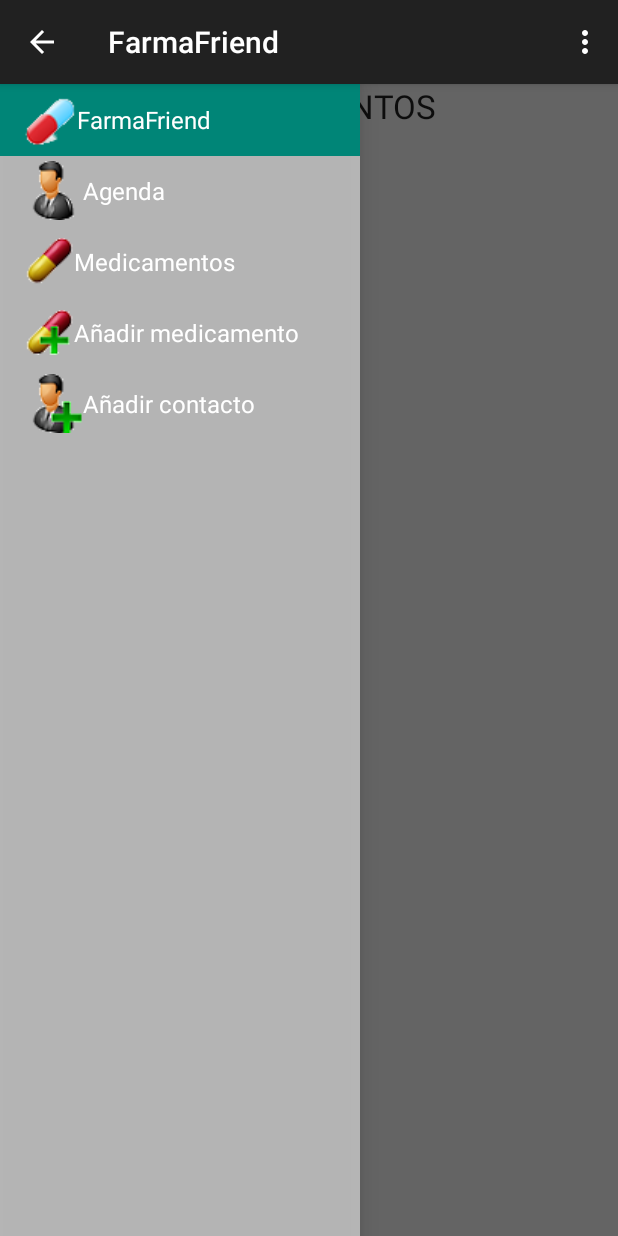
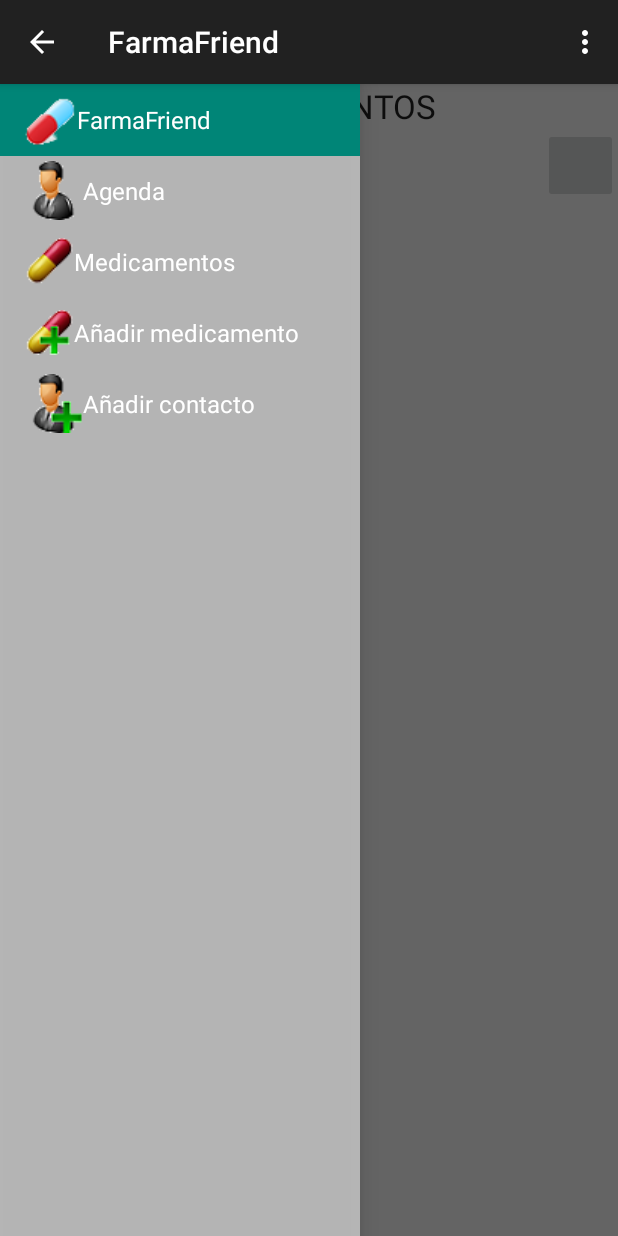
Before and after one commit to farmaFriend/FarmaProyecto, an Android app: the fragment Lista_medicamento placed in its activity, on a phone screen of 412 x 824 dp. Run offline under Robolectric (Android 15) with nearby library versions, the phone set to English and light mode, and no system bars; 2 statements that could not run were skipped.

Commit message:
Coger cambios

```diff
--- a/app/src/main/java/com/example/ixtilion/proyecto/CustomArrayAdapter.java
+++ b/app/src/main/java/com/example/ixtilion/proyecto/CustomArrayAdapter.java
@@ -42,7 +42,7 @@ public class CustomArrayAdapter extends ArrayAdapter<Contacto> {
 
         linea1.setText(contactos.get(position).getName());
         linea2.setText(contactos.get(position).getPhone());
-        imageView.setImageResource(R.drawable.agenda);
+        imageView.setImageResource(R.drawable.personal);
 
         imageView2.setOnClickListener(new View.OnClickListener() {
 
--- a/app/src/main/res/layout/lis_medicamento.xml
+++ b/app/src/main/res/layout/lis_medicamento.xml
@@ -11,9 +11,16 @@
         android:id="@+id/LMedicamento"
         android:layout_gravity="center_horizontal" />
 
+    <ImageButton
+        android:layout_width="50dp"
+        android:layout_height="50dp"
+        android:id="@+id/imageButton2"
+        android:layout_gravity="right" />
+
     <ListView
         android:layout_width="match_parent"
-        android:layout_height="wrap_content"
-        android:id="@+id/list_medic" />
+        android:layout_height="484dp"
+        android:id="@+id/list_medic"
+        android:layout_marginTop="20dp" />
 
 </LinearLayout>
```
